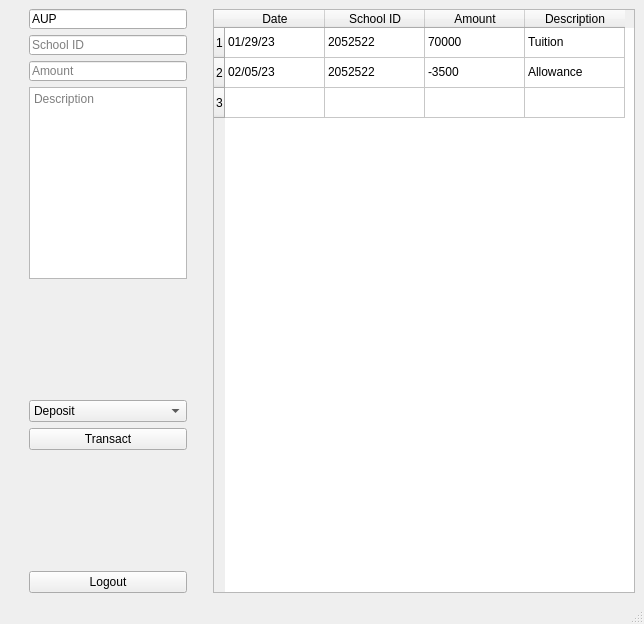
Old version of the form qt/teller.ui in the repository 1icolo/AUPay.
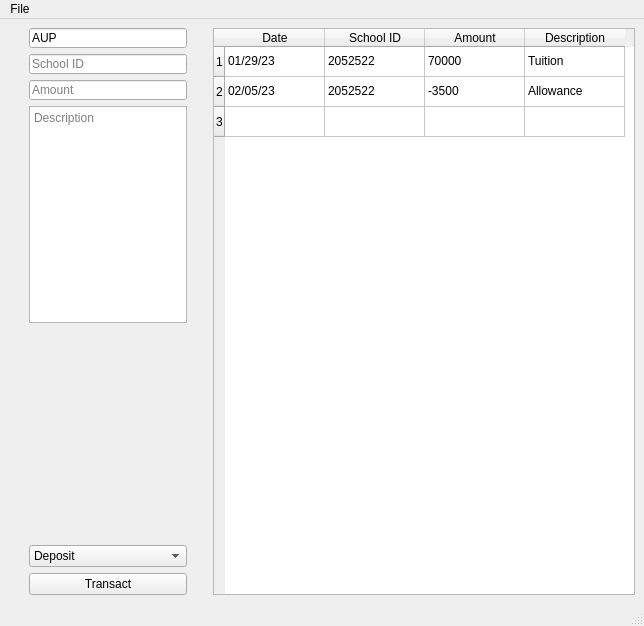
New version of the form. Icons and pictures are not drawn.

Commit message: organized names and moved logout button to file menu

What changed in the file:
```diff
--- a/qt/teller.ui
+++ b/qt/teller.ui
@@ -7,7 +7,7 @@
     <x>0</x>
     <y>0</y>
     <width>644</width>
-    <height>624</height>
+    <height>626</height>
    </rect>
   </property>
   <property name="windowTitle">
@@ -173,32 +173,6 @@
         </property>
        </widget>
       </item>
-      <item>
-       <spacer name="verticalSpacer">
-        <property name="orientation">
-         <enum>Qt::Vertical</enum>
-        </property>
-        <property name="sizeHint" stdset="0">
-         <size>
-          <width>20</width>
-          <height>40</height>
-         </size>
-        </property>
-       </spacer>
-      </item>
-      <item>
-       <widget class="QPushButton" name="pushButton_2">
-        <property name="maximumSize">
-         <size>
-          <width>158</width>
-          <height>23</height>
-         </size>
-        </property>
-        <property name="text">
-         <string>Logout</string>
-        </property>
-       </widget>
-      </item>
      </layout>
     </item>
     <item row="0" column="1">
@@ -312,6 +286,13 @@
      <height>21</height>
     </rect>
    </property>
+   <widget class="QMenu" name="menuFile">
+    <property name="title">
+     <string>File</string>
+    </property>
+    <addaction name="actionLogout"/>
+   </widget>
+   <addaction name="menuFile"/>
   </widget>
   <widget class="QStatusBar" name="statusbar"/>
  </widget>
```
Left out of the diff: 17 changed lines with no effect on the pictures. The commit also changes 7 other files.
